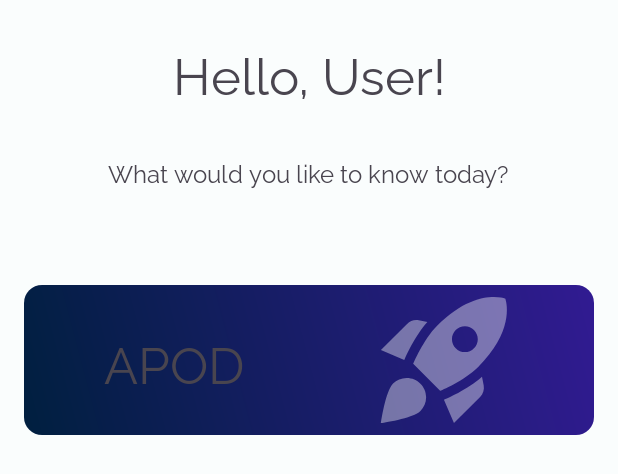
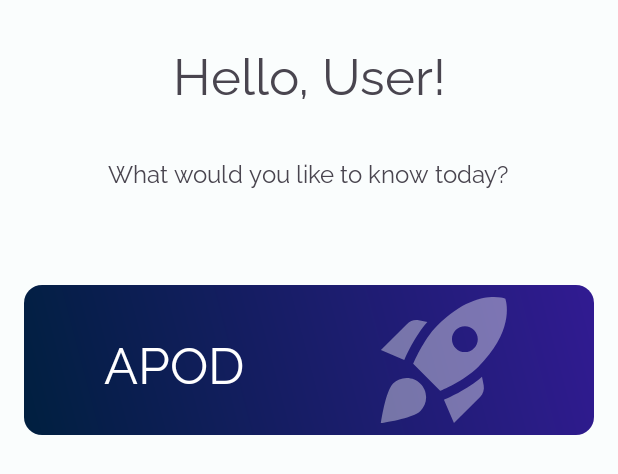
Before and after one commit to TMendes-lucca/DailyStuff, an Android app: the layout fragment_home.xml on its own in the app's theme, with its tools: preview values and no code run, on a phone screen of 412 x 824 dp. Shown: the top 474 px of the screen. Run offline under Robolectric (Android 15) with nearby library versions, the phone set to English and light mode, and no system bars.

Commit message:
feat: update readme and minor fixes
fix the color of the apod card view text

```diff
--- a/app/src/main/res/layout/fragment_home.xml
+++ b/app/src/main/res/layout/fragment_home.xml
@@ -85,6 +85,7 @@
                     android:textSize="34sp"
                     app:layout_constraintBottom_toBottomOf="parent"
                     app:layout_constraintEnd_toStartOf="@+id/apod_rocket_icon"
+                    android:textColor="@color/white"
                     app:layout_constraintHorizontal_bias="0.112"
                     app:layout_constraintStart_toStartOf="parent"
                     app:layout_constraintTop_toTopOf="parent"
--- a/app/src/main/res/values/colors.xml
+++ b/app/src/main/res/values/colors.xml
@@ -61,4 +61,5 @@
     <color name="md_theme_dark_surfaceTint">#4DD9E5</color>
     <color name="md_theme_dark_outlineVariant">#3F4849</color>
     <color name="md_theme_dark_scrim">#000000</color>
+    <color name="white">#FFFFFF</color>
 </resources>
```
Also changed, not shown: app/src/main/java/com/example/dailystuff/MainActivity.kt (+1 -8 lines), 9 other files.
